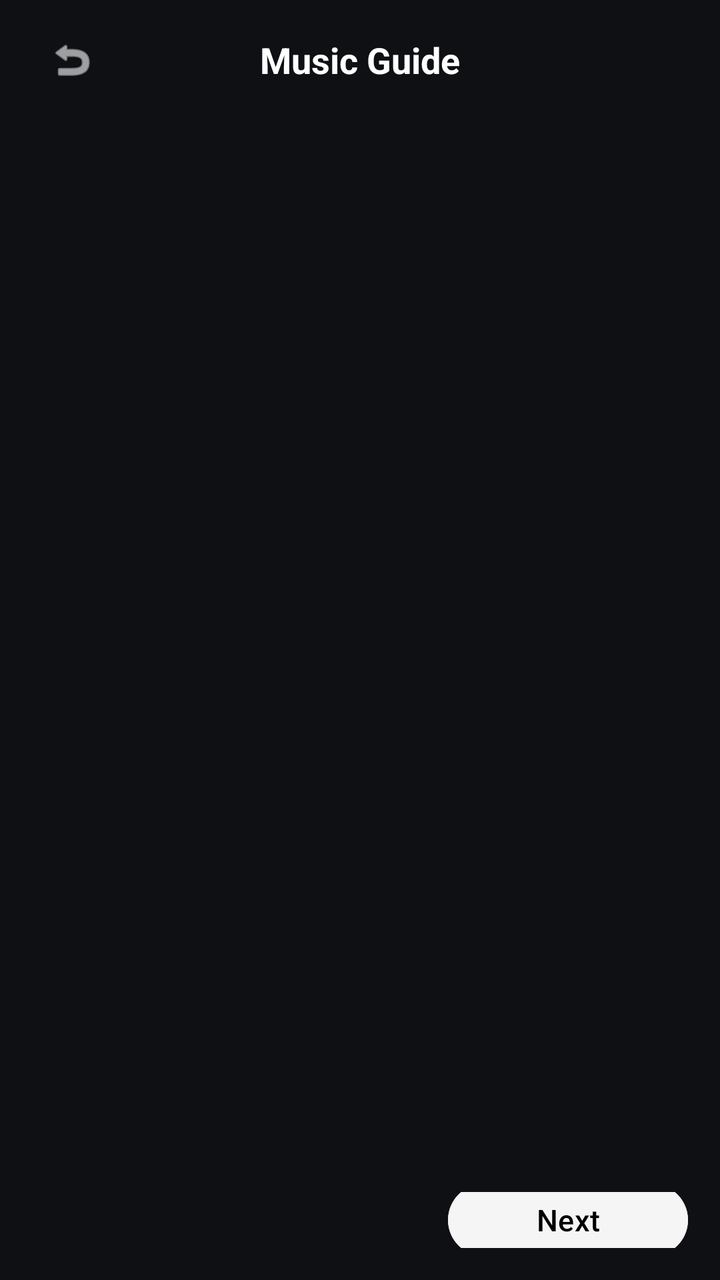
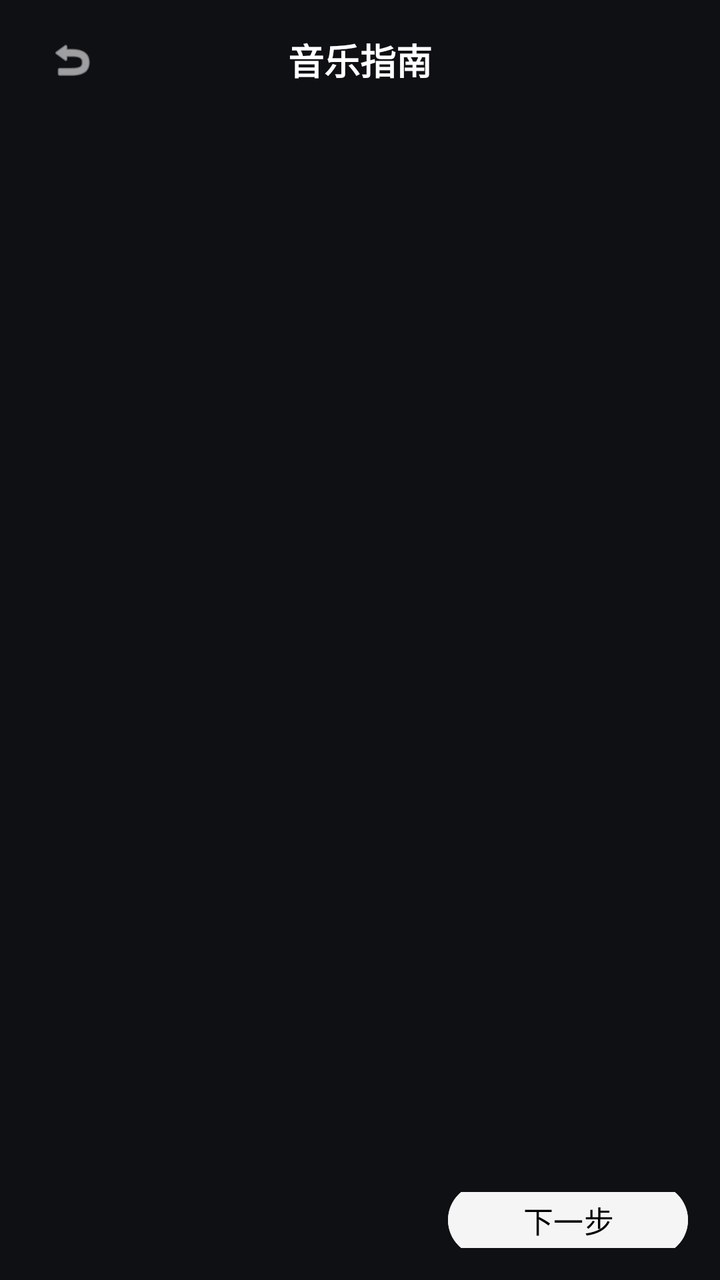

Before-and-after screenshots of an Android layout around one commit, followed by the original layout XML and the change that was made.
<!-- AndroidManifest.xml: application theme Theme.HeyCyan -->
<!-- res/layout/activity_guide_music.xml -->
﻿<?xml version="1.0" encoding="utf-8"?>
<LinearLayout xmlns:android="http://schemas.android.com/apk/res/android" xmlns:app="http://schemas.android.com/apk/res-auto" android:layout_width="match_parent" android:layout_height="match_parent" android:background="#0F1014" android:orientation="vertical" android:fitsSystemWindows="true">
    <RelativeLayout android:layout_width="match_parent" android:layout_height="60dp" android:paddingHorizontal="16dp">
        <ImageView android:id="@+id/btnBack" android:layout_width="40dp" android:layout_height="40dp" android:layout_centerVertical="true" android:padding="8dp" android:src="@android:drawable/ic_menu_revert" app:tint="#FFFFFF" />
        <TextView android:layout_width="wrap_content" android:layout_height="wrap_content" android:layout_centerInParent="true" android:text="Music Guide" android:textColor="#FFFFFF" android:textSize="18sp" android:textStyle="bold" />
    </RelativeLayout>
    <LinearLayout android:layout_width="match_parent" android:layout_height="0dp" android:layout_weight="1" android:gravity="center" android:orientation="vertical" android:padding="30dp">
        <TextView android:id="@+id/tvStepNumber" android:layout_width="wrap_content" android:layout_height="wrap_content" android:textColor="#888888" android:textSize="14sp" />
        <TextView android:id="@+id/tvMusicTitle" android:layout_width="wrap_content" android:layout_height="wrap_content" android:layout_marginTop="20dp" android:textColor="#FFFFFF" android:textSize="24sp" android:textStyle="bold" />
        <TextView android:id="@+id/tvMusicSubtitle" android:layout_width="wrap_content" android:layout_height="wrap_content" android:layout_marginTop="10dp" android:textColor="#AAAAAA" android:textSize="18sp" />
    </LinearLayout>
    <LinearLayout android:layout_width="match_parent" android:layout_height="60dp" android:gravity="center" android:orientation="horizontal" android:padding="16dp">
        <TextView android:id="@+id/btnMusicSkip" android:layout_width="wrap_content" android:layout_height="wrap_content" android:padding="12dp" android:text="Skip" android:textColor="#666666" android:textSize="14sp" />
        <View android:layout_width="0dp" android:layout_height="1dp" android:layout_weight="1" />
        <Button android:id="@+id/btnMusicNext" android:layout_width="120dp" android:layout_height="44dp" android:backgroundTint="#F5F5F5" android:text="Next" android:textColor="#000000" android:textSize="15sp" app:cornerRadius="22dp" />
    </LinearLayout>
</LinearLayout>
<!-- resources referenced by this layout -->
<resources>
  <style name="Theme.HeyCyan" parent="Base.Theme.HeyCyan" />
  <style name="Base.Theme.HeyCyan" parent="Theme.Material3.DayNight.NoActionBar">
          
          
      </style>
</resources>

<!-- the commit's change to res/layout/activity_guide_music.xml (unified diff, before → after) -->
@@ -1,17 +1,88 @@
 ﻿<?xml version="1.0" encoding="utf-8"?>
-<LinearLayout xmlns:android="http://schemas.android.com/apk/res/android" xmlns:app="http://schemas.android.com/apk/res-auto" android:layout_width="match_parent" android:layout_height="match_parent" android:background="#0F1014" android:orientation="vertical" android:fitsSystemWindows="true">
-    <RelativeLayout android:layout_width="match_parent" android:layout_height="60dp" android:paddingHorizontal="16dp">
-        <ImageView android:id="@+id/btnBack" android:layout_width="40dp" android:layout_height="40dp" android:layout_centerVertical="true" android:padding="8dp" android:src="@android:drawable/ic_menu_revert" app:tint="#FFFFFF" />
-        <TextView android:layout_width="wrap_content" android:layout_height="wrap_content" android:layout_centerInParent="true" android:text="Music Guide" android:textColor="#FFFFFF" android:textSize="18sp" android:textStyle="bold" />
+<LinearLayout
+    xmlns:android="http://schemas.android.com/apk/res/android"
+    xmlns:app="http://schemas.android.com/apk/res-auto"
+    android:layout_width="match_parent"
+    android:layout_height="match_parent"
+    android:background="#0F1014"
+    android:orientation="vertical"
+    android:fitsSystemWindows="true">
+    <RelativeLayout
+        android:layout_width="match_parent"
+        android:layout_height="60dp"
+        android:paddingHorizontal="16dp">
+        <ImageView
+            android:id="@+id/btnBack"
+            android:layout_width="40dp"
+            android:layout_height="40dp"
+            android:layout_centerVertical="true"
+            android:padding="8dp"
+            android:src="@android:drawable/ic_menu_revert"
+            app:tint="#FFFFFF" />
+        <TextView
+            android:layout_width="wrap_content"
+            android:layout_height="wrap_content"
+            android:layout_centerInParent="true"
+            android:text="音乐指南"
+            android:textColor="#FFFFFF"
+            android:textSize="18sp"
+            android:textStyle="bold" />
     </RelativeLayout>
-    <LinearLayout android:layout_width="match_parent" android:layout_height="0dp" android:layout_weight="1" android:gravity="center" android:orientation="vertical" android:padding="30dp">
-        <TextView android:id="@+id/tvStepNumber" android:layout_width="wrap_content" android:layout_height="wrap_content" android:textColor="#888888" android:textSize="14sp" />
-        <TextView android:id="@+id/tvMusicTitle" android:layout_width="wrap_content" android:layout_height="wrap_content" android:layout_marginTop="20dp" android:textColor="#FFFFFF" android:textSize="24sp" android:textStyle="bold" />
-        <TextView android:id="@+id/tvMusicSubtitle" android:layout_width="wrap_content" android:layout_height="wrap_content" android:layout_marginTop="10dp" android:textColor="#AAAAAA" android:textSize="18sp" />
+    <LinearLayout
+        android:layout_width="match_parent"
+        android:layout_height="0dp"
+        android:layout_weight="1"
+        android:gravity="center"
+        android:orientation="vertical"
+        android:padding="30dp">
+        <TextView
+            android:id="@+id/tvStepNumber"
+            android:layout_width="wrap_content"
+            android:layout_height="wrap_content"
+            android:textColor="#888888"
+            android:textSize="14sp" />
+        <TextView
+            android:id="@+id/tvMusicTitle"
+            android:layout_width="wrap_content"
+            android:layout_height="wrap_content"
+            android:layout_marginTop="20dp"
+            android:textColor="#FFFFFF"
+            android:textSize="24sp"
+            android:textStyle="bold" />
+        <TextView
+            android:id="@+id/tvMusicSubtitle"
+            android:layout_width="wrap_content"
+            android:layout_height="wrap_content"
+            android:layout_marginTop="10dp"
+            android:textColor="#AAAAAA"
+            android:textSize="18sp" />
     </LinearLayout>
-    <LinearLayout android:layout_width="match_parent" android:layout_height="60dp" android:gravity="center" android:orientation="horizontal" android:padding="16dp">
-        <TextView android:id="@+id/btnMusicSkip" android:layout_width="wrap_content" android:layout_height="wrap_content" android:padding="12dp" android:text="Skip" android:textColor="#666666" android:textSize="14sp" />
-        <View android:layout_width="0dp" android:layout_height="1dp" android:layout_weight="1" />
-        <Button android:id="@+id/btnMusicNext" android:layout_width="120dp" android:layout_height="44dp" android:backgroundTint="#F5F5F5" android:text="Next" android:textColor="#000000" android:textSize="15sp" app:cornerRadius="22dp" />
+    <LinearLayout
+        android:layout_width="match_parent"
+        android:layout_height="60dp"
+        android:gravity="center"
+        android:orientation="horizontal"
+        android:padding="16dp">
+        <TextView
+            android:id="@+id/btnMusicSkip"
+            android:layout_width="wrap_content"
+            android:layout_height="wrap_content"
+            android:padding="12dp"
+            android:text="Skip"
+            android:textColor="#666666"
+            android:textSize="14sp" />
+        <View
+            android:layout_width="0dp"
+            android:layout_height="1dp"
+            android:layout_weight="1" />
+        <Button
+            android:id="@+id/btnMusicNext"
+            android:layout_width="120dp"
+            android:layout_height="44dp"
+            android:backgroundTint="#F5F5F5"
+            android:text="下一步"
+            android:textColor="#000000"
+            android:textSize="15sp"
+            app:cornerRadius="22dp" />
     </LinearLayout>
 </LinearLayout>
